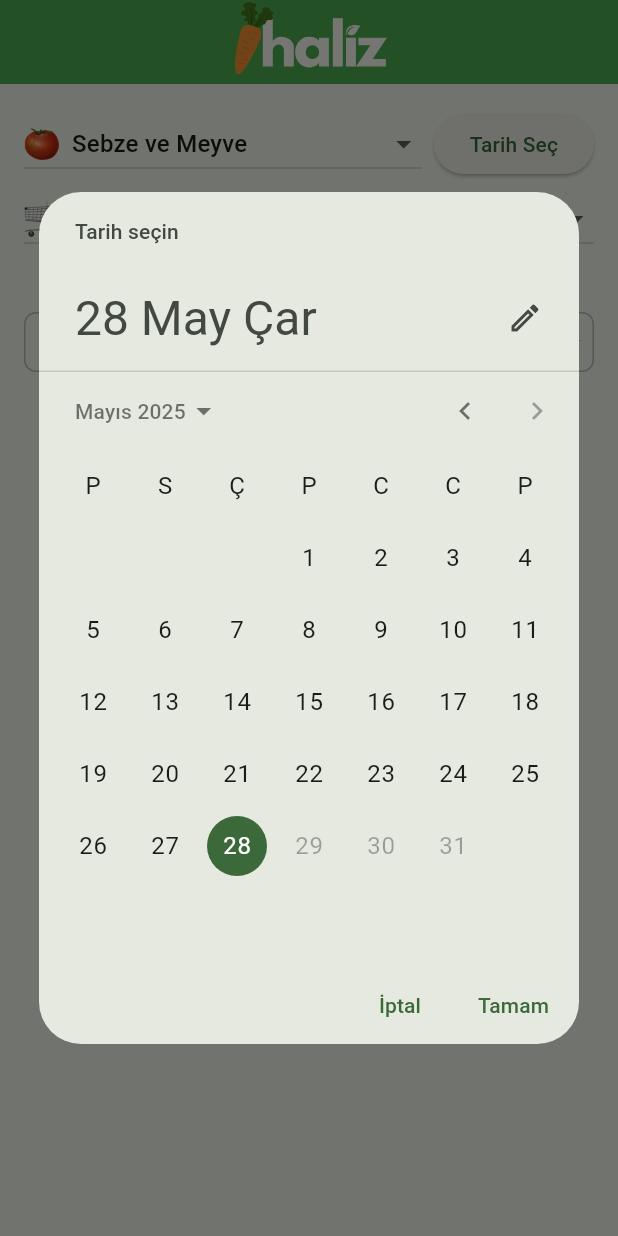
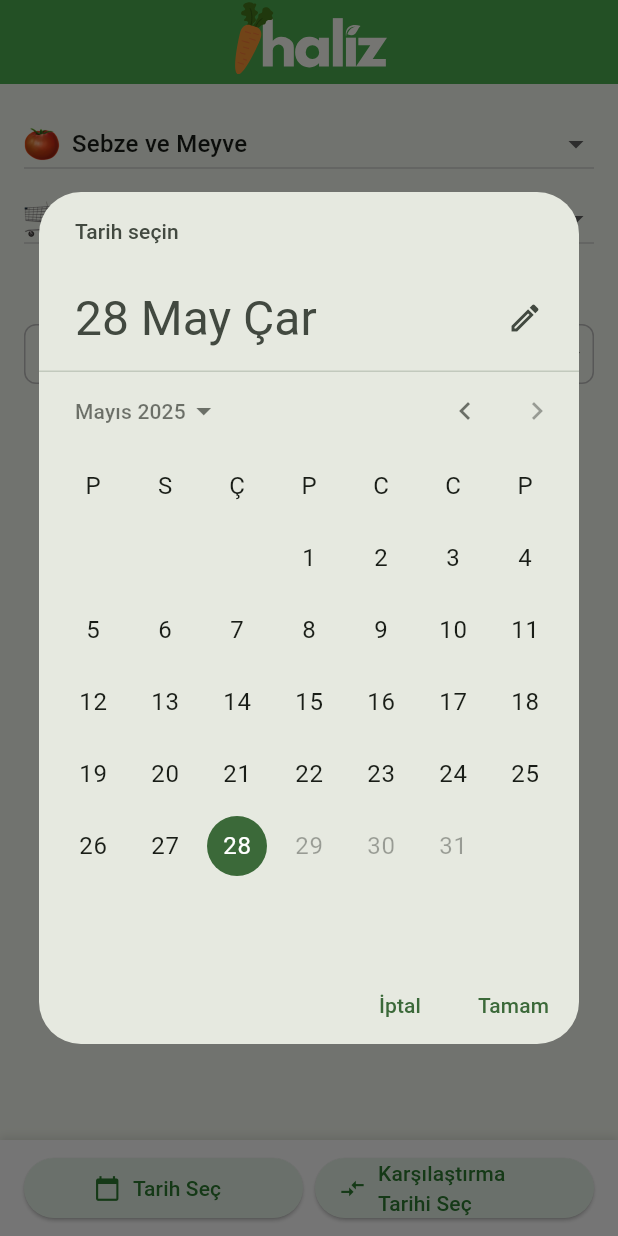
Before and after one commit to muratmutluu/haliz_flutter, a Flutter app: the screen it shows after launch, after a tap on "Tarih Seç", on a phone screen of 412 x 824 dp. Run offline on Flutter 3.47's test engine with Material 3 defaults, Android fonts, the phone set to English and light mode, and no system bars; our stand-ins replace connectivity_plus, flutter_svg; network calls fail.

Commit message:
feat: Add comparison date functionality to HomeScreen and ProductService

```diff
--- a/lib/screens/home_screen.dart
+++ b/lib/screens/home_screen.dart
@@ -7,7 +7,6 @@ import 'package:haliz_app/enums/sort_type.dart';
 import 'package:haliz_app/utils/date_utils.dart';
 import 'package:haliz_app/utils/network_utils.dart';
 import 'package:haliz_app/widgets/category_dropdown.dart';
-import 'package:haliz_app/widgets/no_data_page.dart';
 import 'package:haliz_app/widgets/no_data_view.dart';
 import 'package:haliz_app/widgets/no_internet_page.dart';
 import 'package:haliz_app/widgets/product_list.dart';
@@ -27,6 +26,7 @@ class HomeScreen extends StatefulWidget {
 
 class _HomeScreenState extends State<HomeScreen> {
   String selectedDate = DateFormat('yyyy-MM-dd').format(DateTime.now());
+  String? comparisonDate; // Karşılaştırma için ikinci tarih
   ProductType selectedType = ProductType.tumu;
   CategoryType selectedCategory = CategoryType.sebzeMeyve;
   SortType selectedSort = SortType.nameAsc;
@@ -59,6 +59,7 @@ class _HomeScreenState extends State<HomeScreen> {
       final productsData = await _productService.fetchProductsWithComparison(
         selectedDate,
         selectedCategory,
+        comparisonDate: comparisonDate, // Karşılaştırma tarihini ekledik
       );
       return {
         'hasInternet': true,
@@ -88,6 +89,25 @@ class _HomeScreenState extends State<HomeScreen> {
       final validDate = DateUtilsHelper.getValidDate(picked);
       setState(() {
         selectedDate = validDate;
+        _initializeData();
+      });
+    }
+  }
+
+  Future<void> _selectComparisonDate(BuildContext context) async {
+    final DateTime? picked = await showDatePicker(
+      context: context,
+      initialDate: comparisonDate != null
+          ? DateTime.parse(comparisonDate!)
+          : DateTime.parse(selectedDate),
+      firstDate: DateTime(2020, 1),
+      lastDate: DateTime.now(),
+    );
+
+    if (picked != null) {
+      final validDate = DateUtilsHelper.getValidDate(picked);
+      setState(() {
+        comparisonDate = validDate;
         _initializeData();
       });
     }
@@ -168,7 +188,9 @@ class _HomeScreenState extends State<HomeScreen> {
           children: [SvgPicture.asset('assets/title.svg', width: 112)],
         ),
       ),
-      body: Padding(
+      body: Column(
+        children: [
+          Padding(
             padding: const EdgeInsets.only(top: 16, left: 16, right: 16),
             child: Column(
               children: [
@@ -180,11 +202,6 @@ class _HomeScreenState extends State<HomeScreen> {
                         onChanged: _handleCategoryChange,
                       ),
                     ),
-                const SizedBox(width: 8),
-                ElevatedButton(
-                  onPressed: () => _selectDate(context),
-                  child: const Text("Tarih Seç"),
-                ),
                   ],
                 ),
                 if (selectedCategory == CategoryType.sebzeMeyve)
@@ -195,7 +212,10 @@ class _HomeScreenState extends State<HomeScreen> {
                       onChanged: _handleTypeChange,
                     ),
                   ),
-            SelectedDateInfo(selectedDate: selectedDate),
+                SelectedDateInfo(
+                  selectedDate: selectedDate,
+                  comparisonDate: comparisonDate,
+                ),
                 Padding(
                   padding: const EdgeInsets.symmetric(vertical: 4),
                   child: Row(
@@ -245,8 +265,7 @@ class _HomeScreenState extends State<HomeScreen> {
                                 isDense: true,
                                 alignLabelWithHint: true,
                               ),
-                          items:
-                              SortType.values.map((sort) {
+                              items: SortType.values.map((sort) {
                                 return DropdownMenuItem(
                                   value: sort,
                                   child: Row(
@@ -264,6 +283,9 @@ class _HomeScreenState extends State<HomeScreen> {
                               onChanged: _handleSortChange,
                             ),
                           ),
+                        ),
+                      ),
+                    ],
                   ),
                 ),
               ],
@@ -287,7 +309,11 @@ class _HomeScreenState extends State<HomeScreen> {
                 }
 
                 if (data['error'] != null) {
-                    return const NoDataPage();
+                  return NoDataView(
+                    message: 'Bu tarihte veri bulunamadı.\nLütfen başka bir tarih seçin.',
+                    imagePath: 'assets/sad_carrot.png',
+                    imageSize: 100,
+                  );
                 }
 
                 final currentProducts = _filterAndSortProducts(
@@ -317,6 +343,80 @@ class _HomeScreenState extends State<HomeScreen> {
           ),
         ],
       ),
+      bottomNavigationBar: Container(
+        decoration: BoxDecoration(
+          color: Colors.white,
+          boxShadow: [
+            BoxShadow(
+              color: Colors.black.withOpacity(0.1),
+              blurRadius: 4,
+              offset: const Offset(0, -2),
+            ),
+          ],
+        ),
+        padding: const EdgeInsets.symmetric(horizontal: 16, vertical: 8),
+        child: SafeArea(
+          child: Column(
+            mainAxisSize: MainAxisSize.min,
+            children: [
+              Row(
+                children: [
+                  Expanded(
+                    child: ElevatedButton.icon(
+                      onPressed: () => _selectDate(context),
+                      icon: const Icon(Icons.calendar_today, size: 18),
+                      label: const Text("Tarih Seç"),
+                      style: ElevatedButton.styleFrom(
+                        backgroundColor: Colors.green[50],
+                        foregroundColor: Colors.green[800],
+                      ),
+                    ),
+                  ),
+                  const SizedBox(width: 8),
+                  Expanded(
+                    child: ElevatedButton.icon(
+                      onPressed: () => _selectComparisonDate(context),
+                      icon: const Icon(Icons.compare_arrows, size: 18),
+                      label: Text(
+                        comparisonDate != null
+                            ? "Karşılaştırma Tarihini Değiştir"
+                            : "Karşılaştırma Tarihi Seç",
+                      ),
+                      style: ElevatedButton.styleFrom(
+                        backgroundColor: comparisonDate != null
+                            ? Colors.green[100]
+                            : Colors.green[50],
+                        foregroundColor: Colors.green[800],
+                      ),
+                    ),
+                  ),
+                ],
+              ),
+              if (comparisonDate != null)
+                Padding(
+                  padding: const EdgeInsets.only(top: 8),
+                  child: Row(
+                    mainAxisAlignment: MainAxisAlignment.end,
+                    children: [
+                      TextButton.icon(
+                        onPressed: () {
+                          setState(() {
+                            comparisonDate = null;
+                            _initializeData();
+                          });
+                        },
+                        icon: const Icon(Icons.close, size: 18),
+                        label: const Text("Karşılaştırmayı Kaldır"),
+                        style: TextButton.styleFrom(
+                          foregroundColor: Colors.red[700],
+                        ),
+                      ),
+                    ],
+                  ),
+                ),
+            ],
+          ),
+        ),
       ),
     );
   }
--- a/lib/services/product_service.dart
+++ b/lib/services/product_service.dart
@@ -41,8 +41,9 @@ class ProductService {
 
   Future<Map<String, List<Product>>> fetchProductsWithComparison(
     String date,
-    CategoryType category,
-  ) async {
+    CategoryType category, {
+    String? comparisonDate,
+  }) async {
     try {
       // Bugünün verilerini çek
       final currentDate = date;
@@ -61,25 +62,30 @@ class ProductService {
         throw Exception('Veri bulunamadı');
       }
 
-      final currentProducts = currentProductsJson.map((json) => Product.fromJson(json)).toList();
+      final currentProducts =
+          currentProductsJson.map((json) => Product.fromJson(json)).toList();
 
-      // Önceki günün verilerini çek
-      final previousDate = DateUtilsHelper.getPreviousDate(DateTime.parse(date));
+      // Karşılaştırma verilerini çek
+      List<Product> previousProducts = [];
+
+      // Eğer karşılaştırma tarihi belirtilmişse onu kullan, yoksa önceki günü kullan
+      final compareDate =
+          comparisonDate ??
+          DateUtilsHelper.getPreviousDate(DateTime.parse(date));
+
       final previousResponse = await http.get(
-        Uri.parse("$_baseUrl/${category.apiPath}/$previousDate"),
+        Uri.parse("$_baseUrl/${category.apiPath}/$compareDate"),
       );
 
-      List<Product> previousProducts = [];
       if (previousResponse.statusCode == 200) {
         final previousData = json.decode(previousResponse.body);
-        final List<dynamic> previousProductsJson = previousData['HalFiyatListesi'] ?? [];
-        previousProducts = previousProductsJson.map((json) => Product.fromJson(json)).toList();
+        final List<dynamic> previousProductsJson =
+            previousData['HalFiyatListesi'] ?? [];
+        previousProducts =
+            previousProductsJson.map((json) => Product.fromJson(json)).toList();
       }
 
-      return {
-        'current': currentProducts,
-        'previous': previousProducts,
-      };
+      return {'current': currentProducts, 'previous': previousProducts};
     } catch (e) {
       if (e is SocketException) {
         throw Exception('İnternet bağlantısı yok');
--- a/lib/widgets/no_data_page.dart
+++ /dev/null
@@ -1,34 +0,0 @@
-import 'package:flutter/material.dart';
-
-class NoDataPage extends StatelessWidget {
-  const NoDataPage({super.key});
-
-  @override
-  Widget build(BuildContext context) {
-    return Scaffold(
-      // Eğer bu sayfa bir Scaffold içinde değilse, ekledik
-      resizeToAvoidBottomInset: true,
-      body: SafeArea(
-        child: SingleChildScrollView(
-          child: Center(
-            child: Padding(
-              padding: const EdgeInsets.symmetric(horizontal: 24, vertical: 48),
-              child: Column(
-                mainAxisAlignment: MainAxisAlignment.center,
-                children: [
-                  const Text(
-                    'Bu tarihte veri bulunamadı.\nLütfen başka bir tarih seçin.',
-                    style: TextStyle(fontSize: 20, fontWeight: FontWeight.bold),
-                    textAlign: TextAlign.center,
-                  ),
-                  const SizedBox(height: 24),
-                  Image.asset('assets/sad_carrot.png', width: 100, height: 100),
-                ],
-              ),
-            ),
-          ),
-        ),
-      ),
-    );
-  }
-}
--- a/lib/widgets/selected_date_info.dart
+++ b/lib/widgets/selected_date_info.dart
@@ -3,24 +3,36 @@ import 'package:intl/intl.dart';
 
 class SelectedDateInfo extends StatelessWidget {
   final String selectedDate;
+  final String? comparisonDate;
 
-  const SelectedDateInfo({super.key, required this.selectedDate});
+  const SelectedDateInfo({
+    super.key,
+    required this.selectedDate,
+    this.comparisonDate,
+  });
+
+  String _formatDate(String date) {
+    final DateTime dateTime = DateTime.parse(date);
+    return DateFormat('d MMMM yyyy', 'tr_TR').format(dateTime);
+  }
 
   @override
   Widget build(BuildContext context) {
     return Padding(
-      padding: const EdgeInsets.only(bottom: 8),
+      padding: const EdgeInsets.symmetric(vertical: 8),
       child: Row(
         mainAxisAlignment: MainAxisAlignment.center,
         children: [
           Image.asset("assets/icons/calendar.png", width: 24, height: 24),
           const SizedBox(width: 8),
-          Text(
-            "Seçilen Tarih: ${DateFormat('d MMMM y', 'tr_TR').format(DateTime.parse(selectedDate))}",
-            style: TextStyle(
-              fontWeight: FontWeight.bold,
-              color: Colors.green[800],
-              fontSize: 16,
+          Flexible(
+            child: Text(
+              comparisonDate != null
+                  ? 'Seçilen Tarih: ${_formatDate(selectedDate)} - ${_formatDate(comparisonDate!)}'
+                  : 'Seçilen Tarih: ${_formatDate(selectedDate)}',
+              style: const TextStyle(fontSize: 16, fontWeight: FontWeight.bold),
+              textAlign: TextAlign.center,
+              overflow: TextOverflow.ellipsis,
             ),
           ),
         ],
```
Lines whose indentation alone changed are shown as unchanged.
